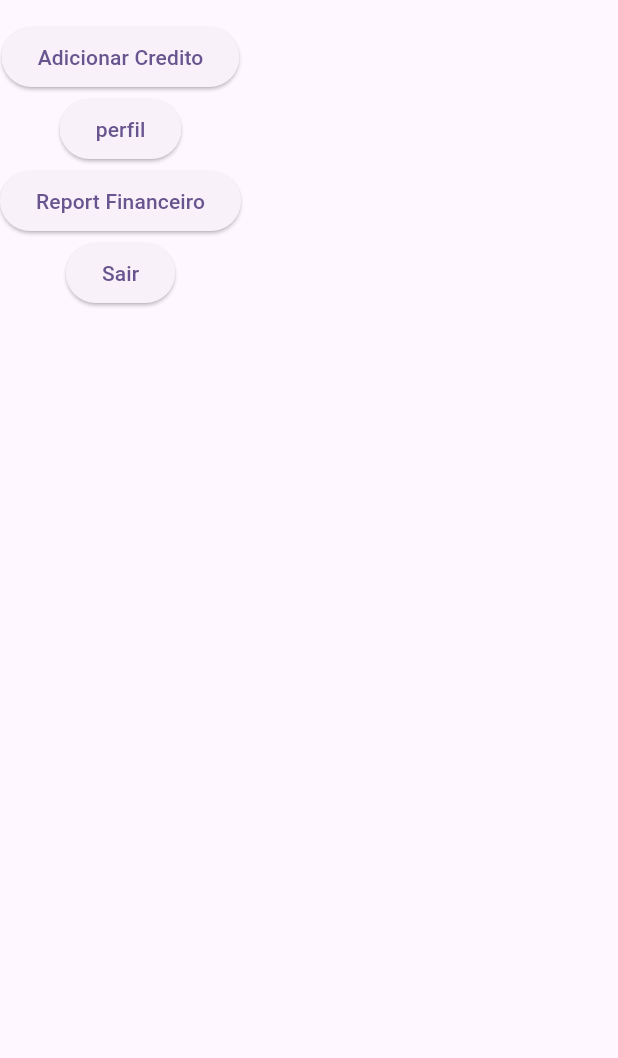
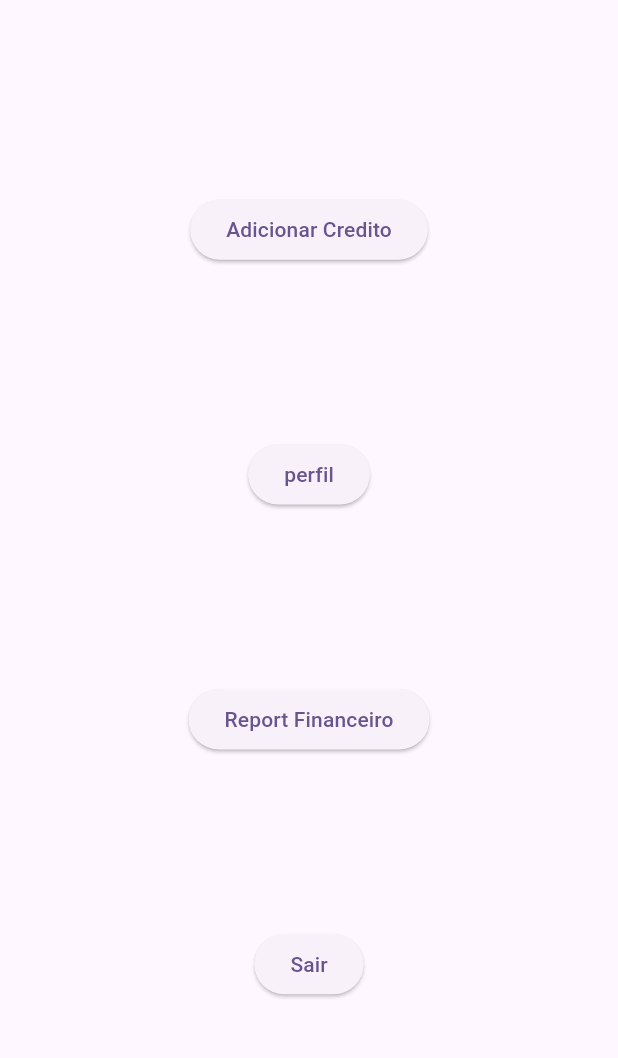
Before and after one commit to slackwarecps/flutter_bingo_app_vendedor, a Flutter app: the HomeScreen screen opened directly, on a phone screen of 412 x 824 dp, the part 63-1121 px from its top. Run offline on Flutter 3.47's test engine with Material 3 defaults, Android fonts, the phone set to English and light mode, and no system bars.

Commit message:
ajuste de home

```diff
--- a/lib/telas/home_screen.dart
+++ b/lib/telas/home_screen.dart
@@ -29,7 +29,10 @@ class _HomeScreenState extends State<HomeScreen> {
           leading: Container(),
           title: Text('Bingo Vendedor - Home'),
         ),
-        body: Column(
+        body: Center(
+          child: Column(
+            mainAxisAlignment: MainAxisAlignment.spaceEvenly,
+            crossAxisAlignment: CrossAxisAlignment.center,
             children: [
               Container(
                 child: ElevatedButton(
@@ -39,7 +42,8 @@ class _HomeScreenState extends State<HomeScreen> {
                     Navigator.push(
                       context,
                       MaterialPageRoute(
-                      builder: (contextNew) => CreditoIdentificaClienteScreen(),
+                        builder: (contextNew) =>
+                            CreditoIdentificaClienteScreen(),
                       ),
                     );
                   },
@@ -89,6 +93,7 @@ class _HomeScreenState extends State<HomeScreen> {
                 ),
               ),
             ],
+          ),
         ));
   }
 }
```
Lines whose indentation alone changed are shown as unchanged.
